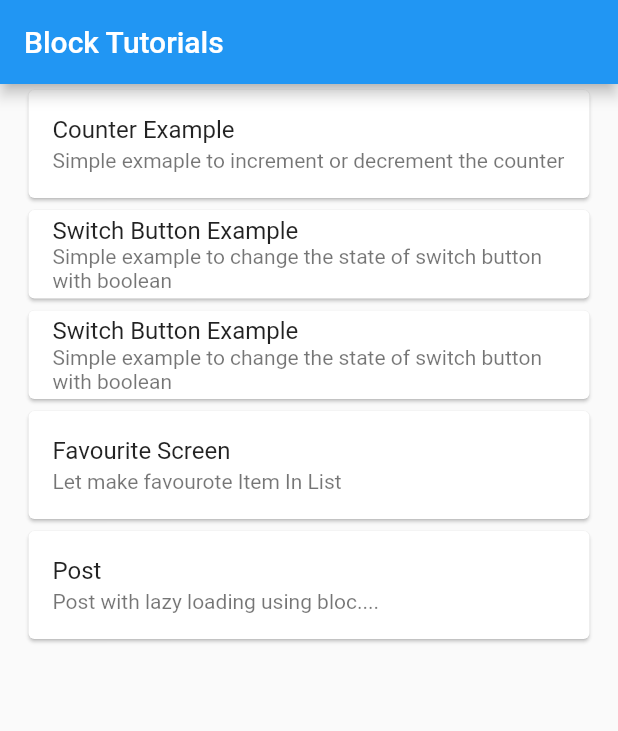
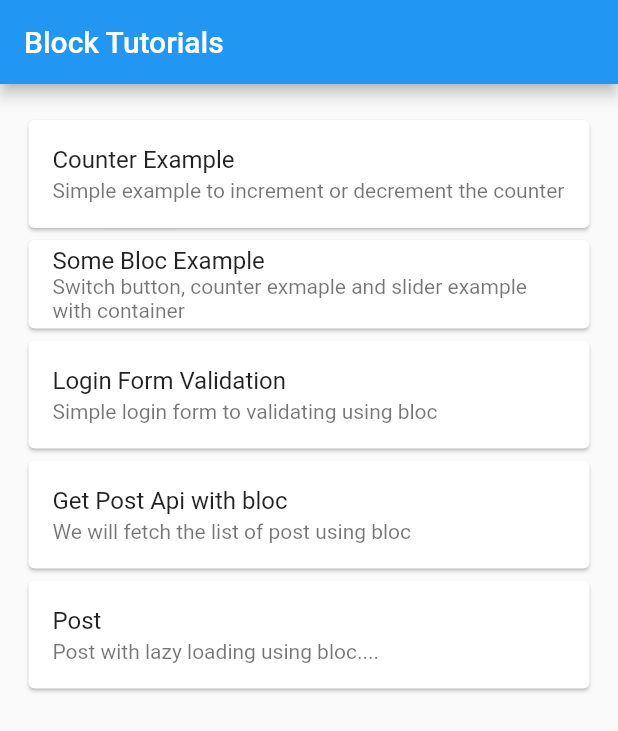
Before and after one commit to axiftaj/FLutter-Bloc-Tutorials, a Flutter app: the screen it shows after launch, on a phone screen of 412 x 824 dp. Shown: the top 731 px of the screen. Run offline on Flutter 3.47's test engine with Material 2 defaults, Android fonts, the phone set to English and light mode, and no system bars; our stand-ins replace bloc, equatable, flutter_bloc, formz.

Commit message:
changes done

```diff
--- a/lib/bloc/switch_bloc/switch_bloc.dart
+++ b/lib/bloc/switch_bloc/switch_bloc.dart
@@ -33,7 +33,6 @@ class SwitchBloc extends Bloc<SwitchEvent , SwitchState>{
     );
   }
 
-
   void addProductList(ProductList event, Emitter<SwitchState> emit) {
     emit(
         state.copyWith(productList:   event.productList ,
@@ -42,5 +41,4 @@ class SwitchBloc extends Bloc<SwitchEvent , SwitchState>{
   }
 
 
-
 }
--- a/lib/view/counter/counter_screen.dart
+++ b/lib/view/counter/counter_screen.dart
@@ -18,6 +18,9 @@ class _CounterScreenState extends State<CounterScreen> {
   @override
   Widget build(BuildContext context) {
     return Scaffold(
+      appBar: AppBar(
+        title: const Text('Counter Example'),
+      ),
       body: SafeArea(
         child: BlocBuilder<CounterBloc , ConterState>(
           builder: (BuildContext context, state) {
--- a/lib/view/counter/home_screen.dart
+++ b/lib/view/counter/home_screen.dart
@@ -22,20 +22,20 @@ class _HomeScreenState extends State<HomeScreen> {
   Widget build(BuildContext context) {
     return Scaffold(
       appBar: AppBar(
-        title: Text('Block Tutorials'),
+        title: const Text('Block Tutorials'),
       ),
       body: SafeArea(
         child: Padding(
-          padding: const EdgeInsets.symmetric(horizontal: 15),
+          padding: const EdgeInsets.symmetric(horizontal: 15, vertical: 20),
           child: ListView(
             children: [
               Card(
                 child: ListTile(
                   onTap: (){
-                    Navigator.push(context, MaterialPageRoute(builder: (context) => CounterScreen()));
+                    Navigator.push(context, MaterialPageRoute(builder: (context) => const CounterScreen()));
                   },
                   title: const Text('Counter Example'),
-                  subtitle: const Text('Simple exmaple to increment or decrement the counter'),
+                  subtitle: const Text('Simple example to increment or decrement the counter'),
                 ),
               ),
               Card(
@@ -43,18 +43,27 @@ class _HomeScreenState extends State<HomeScreen> {
                   onTap: (){
                     Navigator.push(context, MaterialPageRoute(builder: (context) => SwitchWidget()));
                   },
-                  title: Text('Switch Button Example'),
-                  subtitle: Text('Simple example to change the state of switch button with boolean'),
+                  title: const Text('Some Bloc Example'),
+                  subtitle: const Text('Switch button, counter exmaple and slider example with container'),
                 ),
               ),
 
               Card(
                 child: ListTile(
                   onTap: (){
-                    Navigator.push(context, MaterialPageRoute(builder: (context) => MyForm()));
+                    Navigator.push(context, MaterialPageRoute(builder: (context) => const MyForm()));
                   },
-                  title: Text('Switch Button Example'),
-                  subtitle: Text('Simple example to change the state of switch button with boolean'),
+                  title: const Text('Login Form Validation'),
+                  subtitle: const Text('Simple login form to validating using bloc '),
+                ),
+              ),
+              Card(
+                child: ListTile(
+                  onTap: (){
+                    Navigator.push(context, MaterialPageRoute(builder: (context) => const PostScreen()));
+                  },
+                  title: const Text('Get Post Api with bloc'),
+                  subtitle: const Text('We will fetch the list of post using bloc'),
                 ),
               ),
               Card(
@@ -62,17 +71,8 @@ class _HomeScreenState extends State<HomeScreen> {
                   onTap: (){
                     Navigator.push(context, MaterialPageRoute(builder: (context) => PostScreen()));
                   },
-                  title: Text('Favourite Screen'),
-                  subtitle: Text('Let make favourote Item In List'),
-                ),
-              ),
-              Card(
-                child: ListTile(
-                  onTap: (){
-                    Navigator.push(context, MaterialPageRoute(builder: (context) => PostScreen()));
-                  },
-                  title: Text('Post'),
-                  subtitle: Text('Post with lazy loading using bloc....'),
+                  title: const Text('Post'),
+                  subtitle: const Text('Post with lazy loading using bloc....'),
                 ),
               ),
             ],
```
Also changed, not shown: lib/bloc/switch_bloc/switch_event.dart (+7 -1 lines), lib/view/switch_button /switch_widget.dart (+5 -2 lines).
